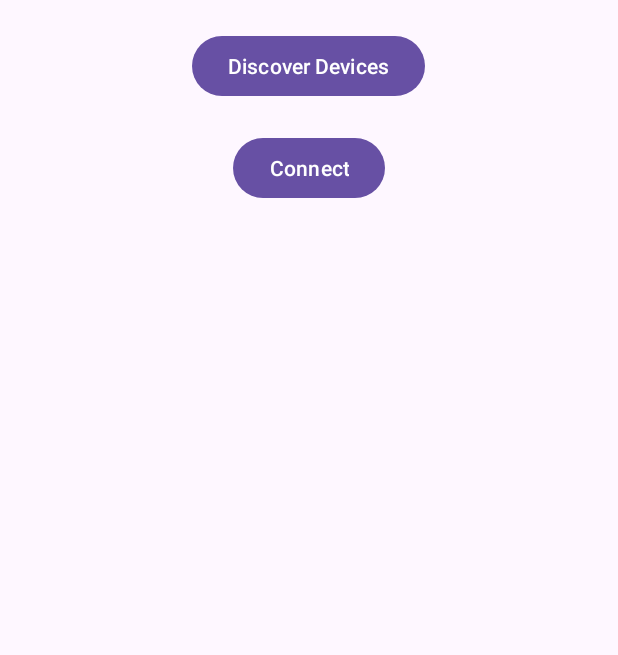
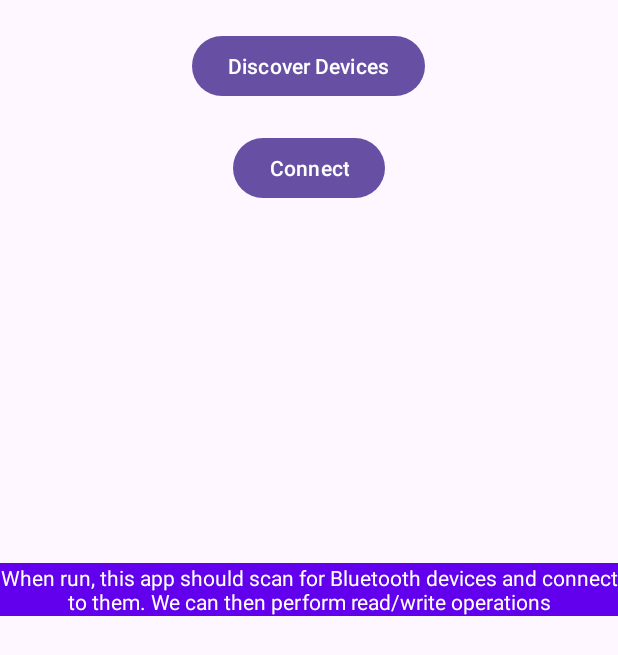
Before and after one commit to etc3000/BluetoothDemo2, an Android app: the screen it shows after launch (MainActivity), on a phone screen of 412 x 824 dp. Shown: the top 655 px of the screen. Run offline under Robolectric (Android 15) with nearby library versions, the phone set to English and light mode, and no system bars.

Commit message:
Most recent push

```diff
--- a/app/build.gradle.kts
+++ b/app/build.gradle.kts
@@ -8,7 +8,7 @@ android {
 
     defaultConfig {
         applicationId = "com.example.bluetoothdemo2"
-        minSdk = 29
+        minSdk = 30
         targetSdk = 34
         versionCode = 1
         versionName = "1.0"
--- a/app/src/main/java/com/example/bluetoothdemo2/MainActivity.java
+++ b/app/src/main/java/com/example/bluetoothdemo2/MainActivity.java
@@ -99,6 +99,7 @@ public class MainActivity extends AppCompatActivity {
                 }
                 assert device != null;
                 showToast("Found device: " + device.getName() + " - " + device.getAddress());
+                // TODO: Handle the discovered device (e.g., store in a list, update UI)
             }
         }
     };
--- a/app/src/main/res/layout/activity_main.xml
+++ b/app/src/main/res/layout/activity_main.xml
@@ -30,4 +30,16 @@
         android:layout_below="@id/connect_button"
         android:layout_centerHorizontal="true"
         android:layout_marginTop="20dp"/>
+    <TextView
+        android:id="@+id/tv2"
+        android:layout_width="wrap_content"
+        android:layout_height="wrap_content"
+        android:text="When run, this app should scan for Bluetooth devices and connect to them.
+We can then perform read/write operations"
+        android:background="@color/design_default_color_primary"
+        android:textColor="@color/white"
+        android:layout_below="@id/tv1"
+        android:layout_centerHorizontal="true"
+        android:textAlignment="center"
+        android:layout_marginTop="200dp"/>
 </RelativeLayout>
```
Also changed, not shown: app/src/main/java/com/example/bluetoothdemo2/Connectivity.java (+37 -4 lines).
